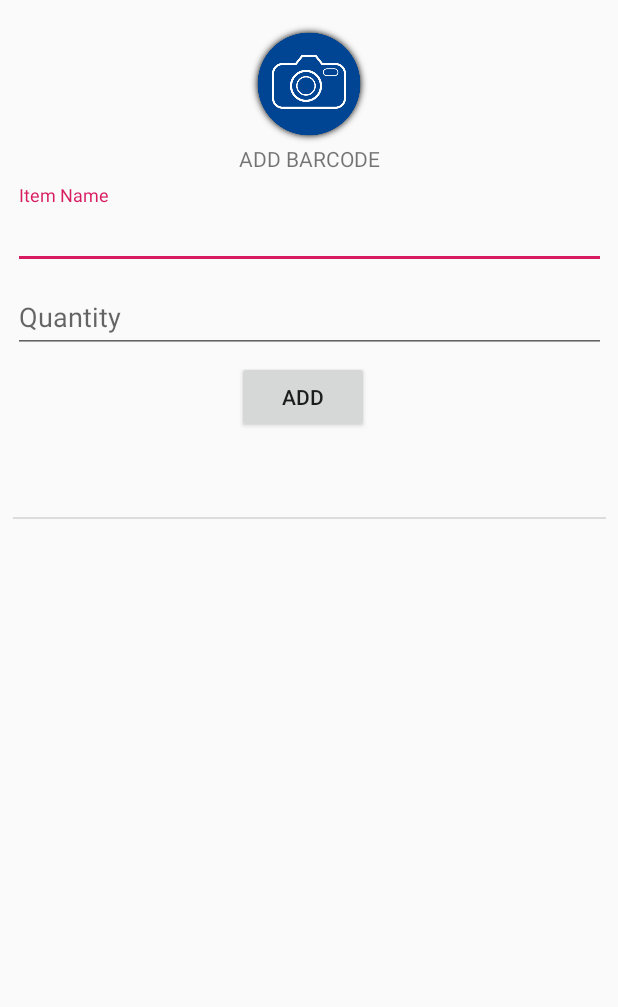
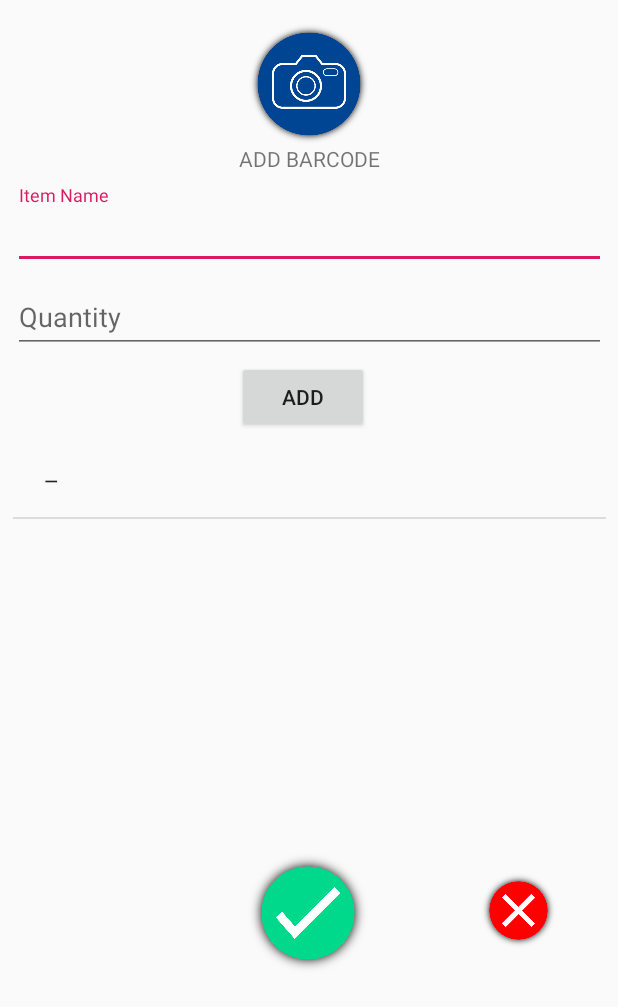
Before and after one commit to kathdovi/Round-A-Bout, an Android app: the AddOfferingActivity screen opened directly, with no data from a screen before it, after a tap on "ADD", on a phone screen of 412 x 824 dp. Shown: the top 1007 px of the screen. Run offline under Robolectric (Android 15) with nearby library versions, the phone set to English and light mode, and no system bars.

Commit message:
deadline coming

```diff
--- a/app/src/main/java/com/example/foodwaste/AddOfferingActivity.java
+++ b/app/src/main/java/com/example/foodwaste/AddOfferingActivity.java
@@ -17,6 +17,7 @@ public class AddOfferingActivity extends AppCompatActivity {
     android.widget.ListView listView;
     ArrayList<String> arrayList=new ArrayList<>();
 
+
     @Override
     protected void onCreate(Bundle savedInstanceState) {
         super.onCreate(savedInstanceState);
@@ -27,11 +28,12 @@ public class AddOfferingActivity extends AppCompatActivity {
 
         Button btnAdd = (Button) findViewById(R.id.addItemBtn);
         final EditText et = (EditText) findViewById(R.id.itemName);
+        final EditText qt = (EditText) findViewById(R.id.qty);
         btnAdd.setOnClickListener(new View.OnClickListener() {
 
             @Override
             public void onClick(View v) {
-                arrayList.add(et.getText().toString());
+                arrayList.add(qt.getText().toString() + " – " + et.getText().toString());
                 arrayAdapter.setNotifyOnChange(true);
                 listView.setAdapter(arrayAdapter);
             }
--- a/app/src/main/res/layout/content_add_offering.xml
+++ b/app/src/main/res/layout/content_add_offering.xml
@@ -92,7 +92,7 @@
     <ListView
         android:id="@+id/listview"
         android:layout_width="395dp"
-        android:layout_height="298dp"
+        android:layout_height="238dp"
         android:layout_marginStart="8dp"
         android:layout_marginLeft="8dp"
         android:layout_marginTop="8dp"
@@ -102,4 +102,29 @@
         app:layout_constraintStart_toStartOf="parent"
         app:layout_constraintTop_toBottomOf="@+id/addItemBtn" />
 
+    <ImageView
+        android:id="@+id/imageView5"
+        android:layout_width="80dp"
+        android:layout_height="80dp"
+        android:layout_marginStart="165dp"
+        android:layout_marginLeft="165dp"
+        android:layout_marginTop="34dp"
+        android:layout_marginEnd="75dp"
+        android:layout_marginRight="75dp"
+        app:layout_constraintEnd_toStartOf="@+id/imageView7"
+        app:layout_constraintStart_toStartOf="parent"
+        app:layout_constraintTop_toBottomOf="@+id/listview"
+        app:srcCompat="@drawable/yes" />
+
+    <ImageView
+        android:id="@+id/imageView7"
+        android:layout_width="50dp"
+        android:layout_height="50dp"
+        android:layout_marginStart="75dp"
+        android:layout_marginLeft="75dp"
+        android:layout_marginTop="47dp"
+        app:layout_constraintStart_toEndOf="@+id/imageView5"
+        app:layout_constraintTop_toBottomOf="@+id/listview"
+        app:srcCompat="@drawable/no" />
+
 </android.support.constraint.ConstraintLayout>
```
